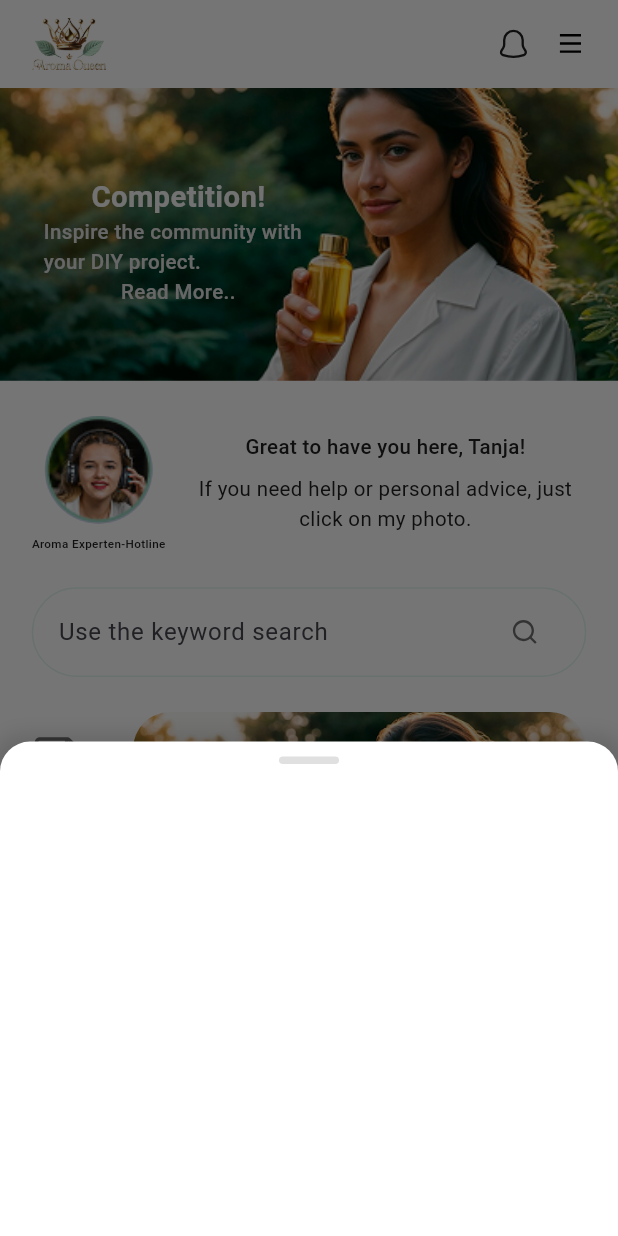
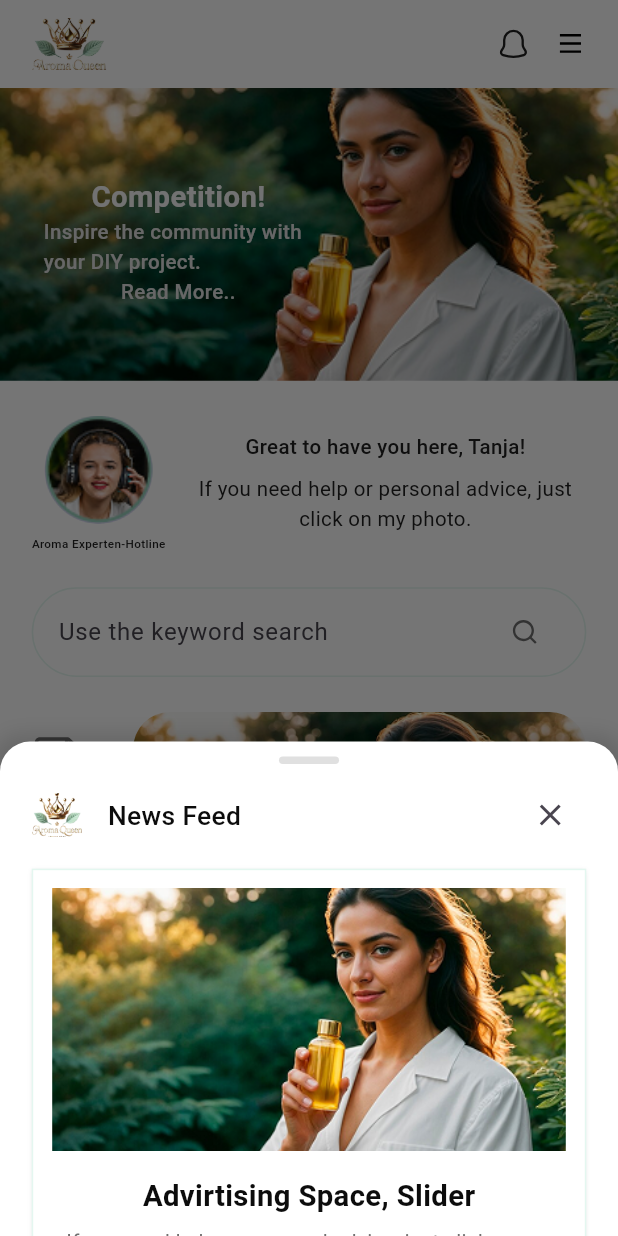
Before and after one commit to zamansheikh/aromaqueen, a Flutter app: the HomeView screen opened directly, after a tap on an icon or button, on a phone screen of 412 x 824 dp. Run offline on Flutter 3.47's test engine with Material 3 defaults, Android fonts, the phone set to English and light mode, and no system bars; our stand-ins replace flutter_rating, flutter_screenutil, flutter_svg, get, get_storage, google_fonts and 1 more; accounts and stored records are empty; generated files the repository leaves out were written again.

Commit message:
feat: Add AromaCard component and integrate with custom app bar; update dependencies

```diff
--- /dev/null
+++ b/lib/core/components/aroma_card.dart
@@ -0,0 +1,78 @@
+import 'package:aromaqueen/core/constants/image_constants.dart';
+import 'package:aromaqueen/core/themes/color_constants.dart';
+import 'package:aromaqueen/core/utils/image_render.dart';
+import 'package:flutter/material.dart';
+import 'package:flutter_rating/flutter_rating.dart';
+import 'package:flutter_screenutil/flutter_screenutil.dart';
+import 'package:get/get.dart';
+import 'package:google_fonts/google_fonts.dart';
+
+class AromaCard extends StatelessWidget {
+  const AromaCard({
+    super.key,
+    required this.title,
+    required this.content,
+    this.hasStar = true,
+  });
+
+  final String title;
+  final String content;
+  final bool hasStar;
+
+  @override
+  Widget build(BuildContext context) {
+    return Container(
+      margin: EdgeInsets.only(top: 12.h),
+      padding: EdgeInsets.symmetric(horizontal: 12.w, vertical: 12.h),
+      decoration: BoxDecoration(
+        border: Border.all(color: ColorConstants.primaryLight),
+        color: Colors.white,
+        boxShadow: [
+          BoxShadow(
+            color: Colors.black.withOpacity(0.1),
+            blurRadius: 2,
+            offset: Offset(0, 1),
+          ),
+        ],
+      ),
+
+      child: Column(
+        children: [
+          imageRender(
+            url: ImageConstants.onBoardingImage,
+            width: Get.width,
+            height: 180.h,
+          ),
+          SizedBox(height: 16.h),
+          Text(
+            title,
+            style: GoogleFonts.roboto(
+              fontSize: 20.sp,
+              fontWeight: FontWeight.w700,
+              color: ColorConstants.dark,
+            ),
+          ),
+          SizedBox(height: 8.h),
+          Text(
+            content,
+            style: GoogleFonts.roboto(
+              fontSize: 14.sp,
+              fontWeight: FontWeight.w400,
+              color: ColorConstants.gray,
+            ),
+            textAlign: TextAlign.center,
+          ),
+          SizedBox(height: 12.h),
+          if (hasStar)
+            StarRating(
+              rating: 4,
+              allowHalfRating: false,
+              onRatingChanged: (rating) {
+                debugPrint("=====>>>> Rating: $rating");
+              },
+            ),
+        ],
+      ),
+    );
+  }
+}
--- a/lib/core/components/custom_appbar.dart
+++ b/lib/core/components/custom_appbar.dart
@@ -1,8 +1,10 @@
+import 'package:aromaqueen/core/components/aroma_card.dart';
 import 'package:aromaqueen/core/constants/icon_const.dart';
 import 'package:aromaqueen/core/constants/image_constants.dart';
 import 'package:aromaqueen/core/themes/color_constants.dart';
 import 'package:aromaqueen/core/utils/icon_render.dart';
 import 'package:aromaqueen/core/utils/image_render.dart';
+import 'package:aromaqueen/core/wrapper/bottom_sheet_wrapper.dart';
 import 'package:flutter/material.dart';
 import 'package:flutter_screenutil/flutter_screenutil.dart';
 import 'package:get/get.dart';
@@ -43,7 +45,10 @@ PreferredSize customAppbar2() {
               children: [
                 GestureDetector(
                   onTap: () {
-                    showBottomFeedSheet();
+                    showBottomSheetWrapper(
+                      title: "News Feed",
+                      child: NewsFeed(),
+                    );
                   },
                   child: iconRender(url: IconConst.notificationIcon, size: 20),
                 ),
@@ -57,62 +62,34 @@ PreferredSize customAppbar2() {
   );
 }
 
-void showBottomFeedSheet() {
-  showModalBottomSheet(
-    context: Get.context!,
-    isScrollControlled: true, // Allows the sheet to take full height
-    backgroundColor: Colors.transparent, // Transparent background
-    builder:
-        (context) => DraggableScrollableSheet(
-          initialChildSize: 0.4, // Initial height (40% of screen)
-          minChildSize: 0.2, // Minimum height (20% of screen)
-          maxChildSize: 0.95, // Maximum height (95% of screen)
-          builder: (context, scrollController) {
-            return Container(
-              decoration: const BoxDecoration(
-                color: Colors.white,
-                borderRadius: BorderRadius.vertical(top: Radius.circular(20)),
-                boxShadow: [
-                  BoxShadow(
-                    blurRadius: 10,
-                    color: Colors.black12,
-                    spreadRadius: 5,
-                  ),
-                ],
-              ),
-              child: SingleChildScrollView(
-                controller: scrollController,
-                child: Column(
-                  children: [
-                    // Drag handle
-                    Container(
-                      width: 40,
-                      height: 5,
-                      margin: const EdgeInsets.symmetric(vertical: 10),
-                      decoration: BoxDecoration(
-                        color: Colors.grey[300],
-                        borderRadius: BorderRadius.circular(10),
-                      ),
-                    ),
-                    // Sheet content
-                    const Padding(
-                      padding: EdgeInsets.all(16.0),
-                      child: Column(
-                        crossAxisAlignment: CrossAxisAlignment.start,
-                        children: [
-                          Row(
-                            children: [
+class NewsFeed extends StatelessWidget {
+  const NewsFeed({super.key});
 
-                            ],
-                          )
-                        ],
-                      ),
-                    ),
-                  ],
-                ),
-              ),
-            );
-          },
+  @override
+  Widget build(BuildContext context) {
+    return Column(
+      children: [
+        AromaCard(
+          title: "Advirtising Space, Slider",
+          content:
+              "If you need help or personal advice, just click on my photo.If you need help or personal advice, just click on my photo.",
         ),
-  );
+        AromaCard(
+          title: "Advirtising Space, Slider",
+          content:
+              "If you need help or personal advice, just click on my photo.If you need help or personal advice, just click on my photo.",
+        ),
+        AromaCard(
+          title: "Advirtising Space, Slider",
+          content:
+              "If you need help or personal advice, just click on my photo.If you need help or personal advice, just click on my photo.",
+        ),
+        AromaCard(
+          title: "Advirtising Space, Slider",
+          content:
+              "If you need help or personal advice, just click on my photo.If you need help or personal advice, just click on my photo.",
+        ),
+      ],
+    );
+  }
 }
--- a/pubspec.yaml
+++ b/pubspec.yaml
@@ -21,6 +21,7 @@ dependencies:
   flutter_svg: ^2.0.17
   google_fonts: ^6.2.1
   pinput: ^5.0.1
+  flutter_rating: ^2.0.2
 
 dev_dependencies:
   flutter_test:
```
Also changed, not shown: pubspec.lock, 1 other file.
